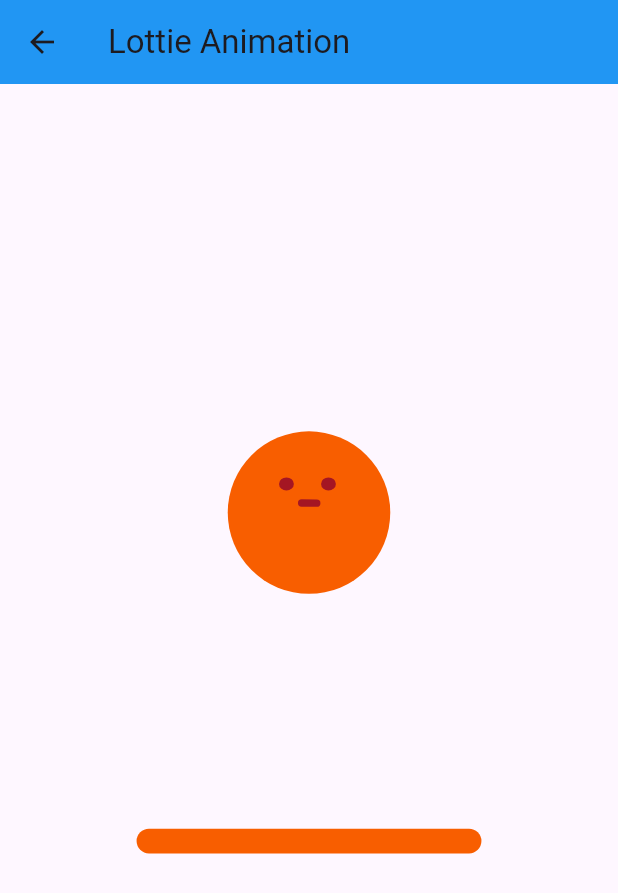
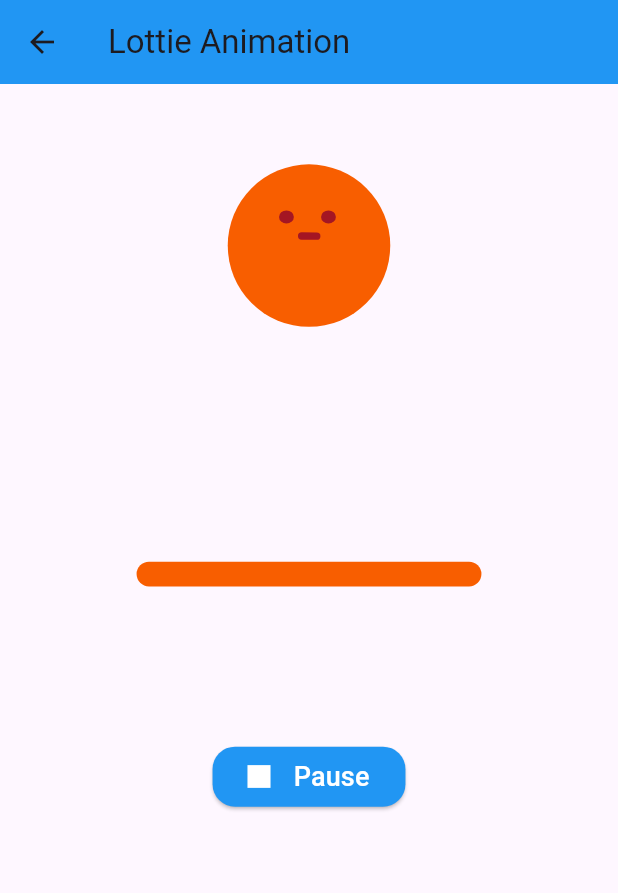
Before and after one commit to AbrarSumra/all_widgets_of_flutter, a Flutter app: the LottieAnimation screen opened directly, on a phone screen of 412 x 824 dp. Shown: the top 893 px of the screen. Run offline on Flutter 3.47's test engine with Material 2 defaults, Android fonts, the light colour scheme and no system bars; our stand-ins replace animated_text_kit, flutter_screenutil, google_fonts, lottie, page_transition and 1 more; missing offline and left inert: dart:ffi.

```diff
--- a/lib/basic_widgets/lottie_animation.dart
+++ b/lib/basic_widgets/lottie_animation.dart
@@ -1,8 +1,16 @@
 import 'package:flutter/material.dart';
+import 'package:flutter_screenutil/flutter_screenutil.dart';
 import 'package:lottie/lottie.dart';
 
-class LottieAnimation extends StatelessWidget {
+class LottieAnimation extends StatefulWidget {
   const LottieAnimation({super.key});
+
+  @override
+  State<LottieAnimation> createState() => _LottieAnimationState();
+}
+
+class _LottieAnimationState extends State<LottieAnimation> {
+  bool isPlay = true;
 
   @override
   Widget build(BuildContext context) {
@@ -12,7 +20,49 @@ class LottieAnimation extends StatelessWidget {
         backgroundColor: Colors.blue,
       ),
       body: Center(
-        child: Lottie.asset("assets/lottie/ball.json"),
+        child: Column(
+          children: [
+            Lottie.asset(
+              "assets/lottie/ball.json",
+              animate: isPlay,
+              repeat: true,
+            ),
+            SizedBox(height: 20.h),
+            ElevatedButton.icon(
+              style: ElevatedButton.styleFrom(
+                shape: RoundedRectangleBorder(
+                  borderRadius: BorderRadius.circular(15),
+                ),
+                backgroundColor: Colors.blue,
+              ),
+              onPressed: () {
+                setState(() {
+                  isPlay = !isPlay;
+                });
+              },
+              label: isPlay
+                  ? const Text(
+                      "Pause",
+                      style: TextStyle(fontSize: 18, color: Colors.white),
+                    )
+                  : const Text(
+                      "Play",
+                      style: TextStyle(fontSize: 18, color: Colors.white),
+                    ),
+              icon: isPlay
+                  ? const Icon(
+                      Icons.stop,
+                      color: Colors.white,
+                      size: 30,
+                    )
+                  : const Icon(
+                      Icons.play_arrow_outlined,
+                      color: Colors.white,
+                      size: 30,
+                    ),
+            ),
+          ],
+        ),
       ),
     );
   }
--- a/pubspec.yaml
+++ b/pubspec.yaml
@@ -39,6 +39,7 @@ dependencies:
   # The following adds the Cupertino Icons font to your application.
   # Use with the CupertinoIcons class for iOS style icons.
   cupertino_icons: ^1.0.2
+  rive: ^0.12.3
 
 dev_dependencies:
   flutter_test:
@@ -69,6 +70,7 @@ flutter:
     - assets/images/
     - assets/png/
     - assets/lottie/
+    - assets/rive/
 
   # An image asset can refer to one or more resolution-specific "variants", see
   # https://flutter.dev/assets-and-images/#resolution-aware
```
Also changed, not shown: lib/basic_widgets/all_animations.dart (+11 -0 lines), lib/basic_widgets/screen_for_basic_widgets/rive_animation.dart (added, +136 -0 lines), pubspec.lock, 6 other files.
